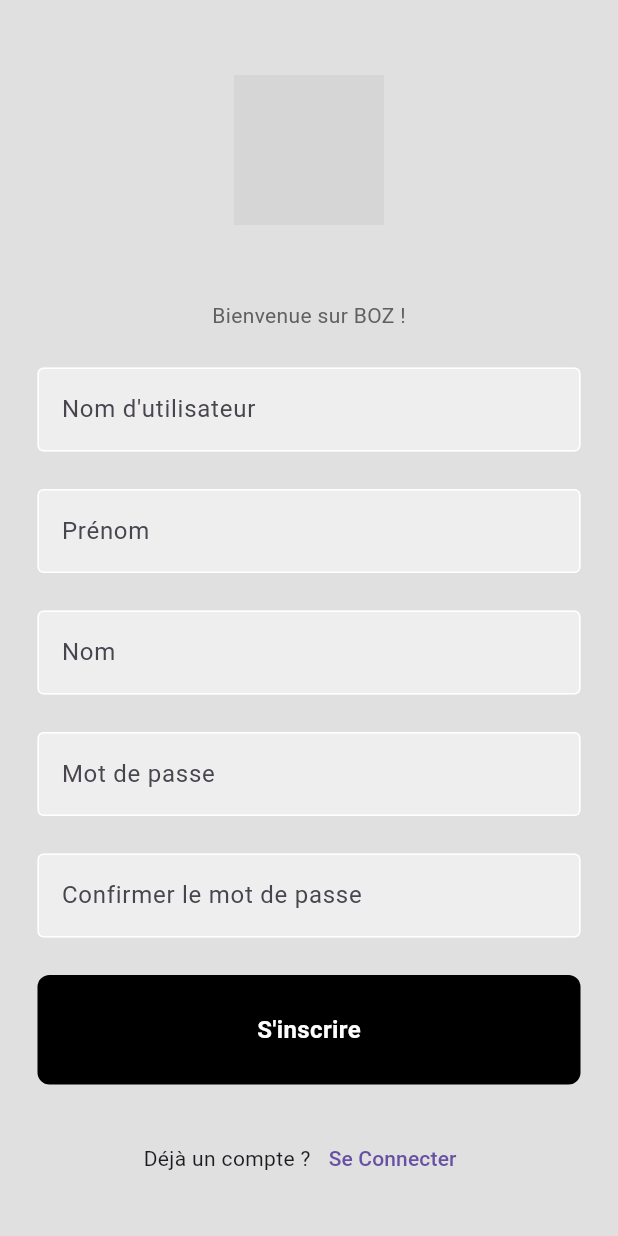
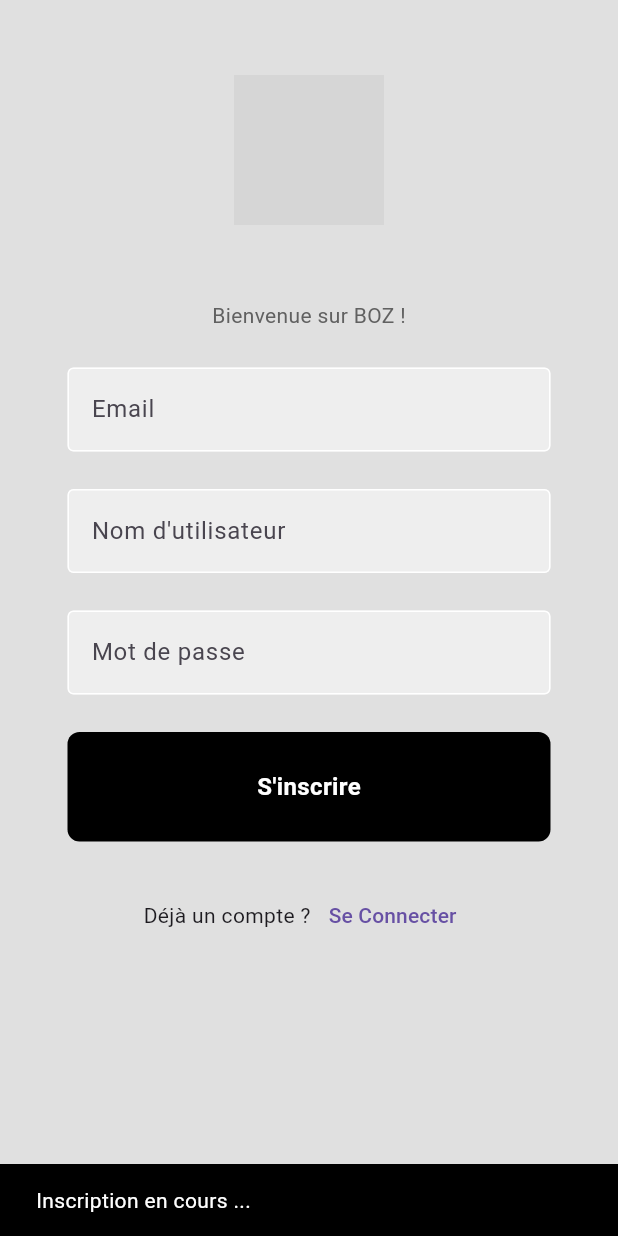
Before and after one commit to KiSsWave/BOZ, a Flutter app: the RegisterPage screen opened by its route, after a tap on "S'inscrire", on a phone screen of 412 x 824 dp. Run offline on Flutter 3.47's test engine with Material 3 defaults, Android fonts, the light colour scheme and no system bars; our stand-ins replace flutter_dotenv, flutter_secure_storage; accounts and stored records are empty; network calls fail; grey boxes are pictures that could not be loaded.

```diff
--- a/app/lib/main.dart
+++ b/app/lib/main.dart
@@ -1,8 +1,7 @@
-import 'package:app/pages/navigation_page.dart';
+import 'package:boz/pages/navigation_page.dart';
 import 'package:flutter/material.dart';
 import 'pages/login_page.dart';
 import 'pages/register_page.dart';
-import 'pages/home_page.dart';
 
 void main() {
   runApp(const MyApp());
--- /dev/null
+++ b/app/lib/pages/qr_page.dart
@@ -0,0 +1 @@
+import 'package:flutter/material.dart';
--- a/app/lib/pages/register_page.dart
+++ b/app/lib/pages/register_page.dart
@@ -1,17 +1,76 @@
-import 'package:app/components/my_button.dart';
-import 'package:app/components/my_textfield.dart';
+import 'package:boz/components/my_button.dart';
+import 'package:boz/components/my_textfield.dart';
+import 'package:boz/services/remote_service.dart';
 import 'package:flutter/material.dart';
+import 'package:http/http.dart';
 
 class RegisterPage extends StatelessWidget {
   RegisterPage({Key? key}) : super(key: key);
 
   final usernameController = TextEditingController();
   final passwordController = TextEditingController();
-  final confirmPasswordController = TextEditingController();
-  final firstNameController = TextEditingController();
-  final lastNameController = TextEditingController();
+  final emailController = TextEditingController();
 
-  void registerUserIn() {}
+  Future<Response> registerUser() async {
+    final email = emailController.text;
+    final username = usernameController.text;
+    final password = passwordController.text;
+
+    return await RemoteService().registerUser(email, username, password);
+  }
+
+  void _showSnackBar(BuildContext context, String message, Color color) {
+    ScaffoldMessenger.of(context).showSnackBar(
+      SnackBar(
+        content: Text(message, style: const TextStyle(color: Colors.white)),
+        backgroundColor: color,
+      ),
+    );
+  }
+
+  Widget _buildTextField(
+      {required TextEditingController controller,
+      required String hintText,
+      required bool obscureText}) {
+    return MyTextField(
+      controller: controller,
+      hintText: hintText,
+      obscureText: obscureText,
+    );
+  }
+
+  Widget _buildLogo() {
+    return ClipRRect(
+      borderRadius: BorderRadius.circular(20),
+      child: const Image(
+        image: AssetImage("logoBOZ.png"),
+        height: 100,
+        width: 100,
+        fit: BoxFit.cover,
+      ),
+    );
+  }
+
+  Widget _buildSignUpButton(BuildContext context) {
+    return MyButton(
+      onTap: () async {
+        _showSnackBar(context, "Inscription en cours ...", Colors.black);
+
+        final response = await registerUser();
+
+        if (response.statusCode == 200) {
+          Navigator.pushNamed(context, "/login");
+        } else {
+          _showSnackBar(
+            context,
+            "Erreur lors de l'inscription : ${response.body}",
+            Colors.red,
+          );
+        }
+      },
+      text: "S'inscrire",
+    );
+  }
 
   @override
   Widget build(BuildContext context) {
@@ -19,79 +78,38 @@ class RegisterPage extends StatelessWidget {
       backgroundColor: Colors.grey[300],
       body: SafeArea(
         child: SingleChildScrollView(
+          child: Padding(
+            padding: const EdgeInsets.symmetric(horizontal: 20),
             child: Column(
               children: [
-              const SizedBox(
-                height: 50,
-              ),
-              ClipRRect(
-                borderRadius:
-                    BorderRadius.circular(20), // Rayon des bords arrondis
-                child: const Image(
-                  image: AssetImage("logoBOZ.png"),
-                  height: 100,
-                  width: 100,
-                  fit: BoxFit
-                      .cover, // Ajuste l'image pour qu'elle remplisse l'espace défini
-                ),
-              ),
-              const SizedBox(
-                height: 50,
-              ),
+                const SizedBox(height: 50),
+                _buildLogo(),
+                const SizedBox(height: 50),
                 Text(
                   "Bienvenue sur BOZ !",
                   style: TextStyle(color: Colors.grey[700]),
                 ),
-              const SizedBox(
-                height: 25,
+                const SizedBox(height: 25),
+                _buildTextField(
+                  controller: emailController,
+                  hintText: "Email",
+                  obscureText: false,
                 ),
-              MyTextField(
+                const SizedBox(height: 25),
+                _buildTextField(
                   controller: usernameController,
                   hintText: "Nom d'utilisateur",
                   obscureText: false,
                 ),
-              const SizedBox(
-                height: 25,
-              ),
-              MyTextField(
-                controller: firstNameController,
-                hintText: "Prénom",
-                obscureText: false,
-              ),
-              const SizedBox(
-                height: 25,
-              ),
-              MyTextField(
-                controller: lastNameController,
-                hintText: "Nom",
-                obscureText: false,
-              ),
-              const SizedBox(
-                height: 25,
-              ),
-              MyTextField(
+                const SizedBox(height: 25),
+                _buildTextField(
                   controller: passwordController,
                   hintText: "Mot de passe",
                   obscureText: true,
                 ),
-              const SizedBox(
-                height: 25,
-              ),
-              MyTextField(
-                controller: confirmPasswordController,
-                hintText: "Confirmer le mot de passe",
-                obscureText: true,
-              ),
-              const SizedBox(
-                height: 25,
-              ),
-              MyButton(
-                onTap: registerUserIn,
-                text: "S'inscrire",
-              ),
-              const SizedBox(
-                height: 25,
-              ),
+                const SizedBox(height: 25),
+                _buildSignUpButton(context),
+                const SizedBox(height: 25),
                 Row(
                   mainAxisAlignment: MainAxisAlignment.center,
                   children: [
@@ -108,6 +126,7 @@ class RegisterPage extends StatelessWidget {
             ),
           ),
         ),
+      ),
     );
   }
 }
--- /dev/null
+++ b/app/lib/services/remote_service.dart
@@ -0,0 +1,66 @@
+import 'dart:io';
+import 'package:flutter_secure_storage/flutter_secure_storage.dart';
+import 'package:http/http.dart' as http;
+import 'package:flutter_dotenv/flutter_dotenv.dart';
+
+class RemoteService {
+  final storage = FlutterSecureStorage();
+  final baseUrl = DotEnv().env['BASE_URL']; // Chargement de l'URL de base
+
+  Future<http.Response> registerUser(
+      String email, String username, String password) async {
+    try {
+      var client = http.Client();
+      var uri = Uri.parse('$baseUrl/register'); // Utilisation de baseUrl
+
+      var response = await client.post(uri,
+          body: {"email": email, "username": username, "password": password});
+
+      if (response.statusCode != 200) {
+        return http.Response(
+            'Registration failed: ${response.body}', response.statusCode);
+      }
+
+      return response;
+    } catch (e) {
+      print("Error during registration: $e");
+      return http.Response('Error during registration: $e', 500);
+    }
+  }
+
+  Future<http.Response> loginUser(String username, String password) async {
+    try {
+      var client = http.Client();
+      var uri = Uri.parse('$baseUrl/login'); // Utilisation de baseUrl
+
+      var response = await client
+          .post(uri, body: {"username": username, "password": password});
+
+      if (response.statusCode != 200) {
+        return http.Response(
+            'Login failed: ${response.body}', response.statusCode);
+      }
+
+      var token = response.headers[HttpHeaders.authorizationHeader];
+
+      if (token == null) {
+        return http.Response('Missing authorization token', 401);
+      }
+
+      await storage.write(key: 'jwt', value: token);
+
+      return response;
+    } catch (e) {
+      print("Error during login: $e");
+      return http.Response('Error during login: $e', 500);
+    }
+  }
+
+  disconnectUser() async {
+    await storage.delete(key: 'jwt');
+  }
+
+  Future<bool> isConnected() async {
+    return await storage.read(key: 'jwt') != null;
+  }
+}
```
Also changed, not shown: app/lib/pages/login_page.dart (+80 -39 lines), app/lib/pages/navigation_page.dart (+26 -15 lines), app/pubspec.yaml (+9 -2 lines), app/pubspec.lock, 2 other files. Lines whose indentation alone changed are shown as unchanged.
